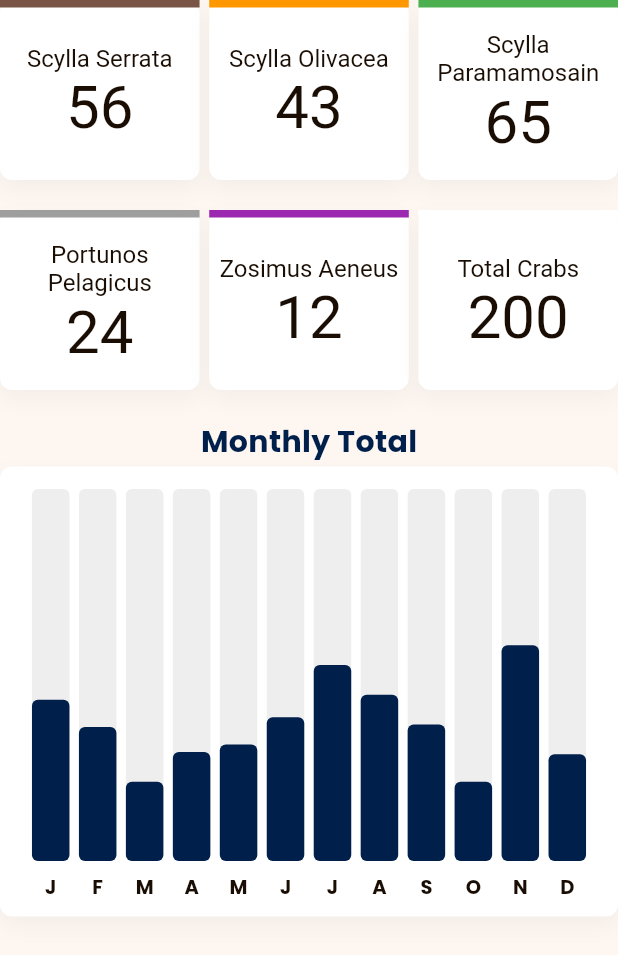
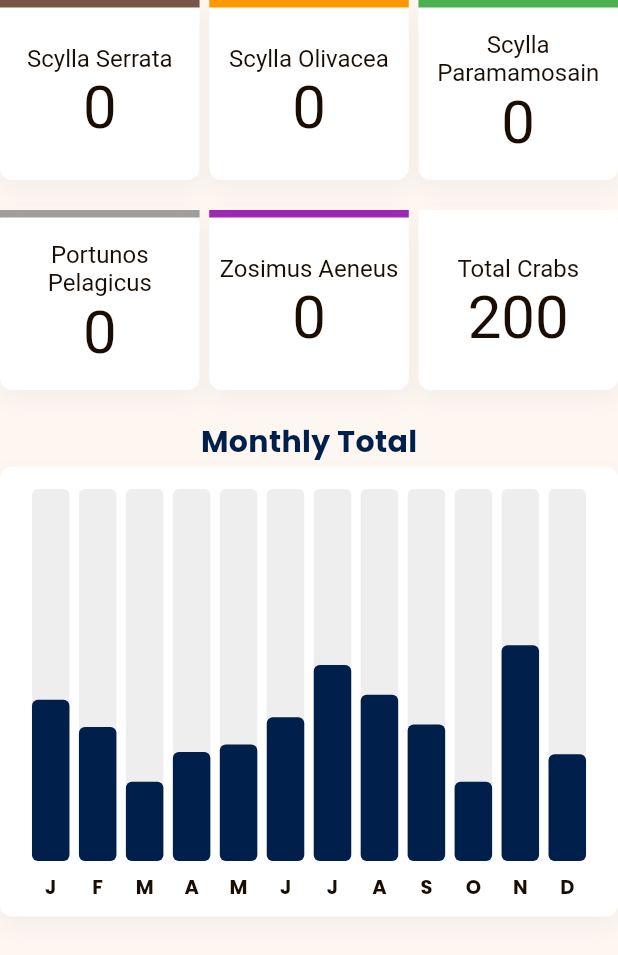
Before and after one commit to keannugran19/crabcheckweb, a Flutter app: the DashboardPageLargeScreen widget shown alone on an empty page, opened directly, on a phone screen of 412 x 824 dp. Shown: the top 955 px of the screen. Run offline on Flutter 3.47's test engine with Material 3 defaults, Android fonts, the phone set to English and light mode, and no system bars; drawn by our look-alikes of fl_chart; our stand-ins replace cloud_firestore, data_table_2, firebase_auth, firebase_core, get, google_fonts; accounts and stored records are empty.

Commit message:
ADD firebase integration and count will show to the Info Cards

```diff
--- a/lib/main.dart
+++ b/lib/main.dart
@@ -9,20 +9,15 @@ import 'package:firebase_core/firebase_core.dart';
 import 'package:flutter/material.dart';
 import 'package:get/get.dart';
 import 'package:google_fonts/google_fonts.dart';
+import 'package:firebase_core/firebase_core.dart';
+import 'firebase_options.dart';
 
 void main() async {
   WidgetsFlutterBinding.ensureInitialized();
 
   try {
     await Firebase.initializeApp(
-        options: const FirebaseOptions(
-            apiKey: "AIzaSyBlUkYyKAE5e4cSzEKOfvqCQ-7qkeq7fvE",
-            authDomain: "crabcheck-c8aea.firebaseapp.com",
-            projectId: "crabcheck-c8aea",
-            storageBucket: "crabcheck-c8aea.appspot.com",
-            messagingSenderId: "819593173831",
-            appId: "1:819593173831:web:95d808519e9ec6e1514a62",
-            measurementId: "G-T0JLWL3VV2"));
+        options: DefaultFirebaseOptions.currentPlatform);
   } catch (e) {
     print('Firebase initialization error: $e');
   }
--- a/lib/pages/dashboard/widgets/dashboard_card_large.dart
+++ b/lib/pages/dashboard/widgets/dashboard_card_large.dart
@@ -1,3 +1,4 @@
+import 'package:cloud_firestore/cloud_firestore.dart';
 import 'package:crabcheckweb1/constants/colors.dart';
 import 'package:crabcheckweb1/pages/dashboard/barGraph/bar_graph.dart';
 import 'package:crabcheckweb1/pages/dashboard/barGraph/bar_graph_lists.dart';
@@ -13,7 +14,45 @@ class DashboardPageLargeScreen extends StatefulWidget {
 }
 
 class _DashboardPageLargeScreenState extends State<DashboardPageLargeScreen> {
+  // call the database
+  final db = FirebaseFirestore.instance;
+  // count
+  int scyllaSerrataCount = 0;
+  int scyllaOlivaceaCount = 0;
+  int scyllaParamamosainCount = 0;
+  int portunosPelagicusCount = 0;
+  int zosimusAeneusCount = 0;
+
   String activeTitle = '';
+
+  @override
+  void initState() {
+    super.initState();
+    fetchAllCounts();
+  }
+
+  Future<void> fetchAllCounts() async {
+    final scyllaSerrataCount = await fetchCount('Scylla Serrata');
+    final scyllaOlivaceaCount = await fetchCount('Scylla Olivacea');
+    final scyllaParamamosainCount = await fetchCount('Scylla Paramamosain');
+    final portunosPelagicusCount = await fetchCount('Portunos Pelagicus');
+    final zosimusAeneusCount = await fetchCount('Zosimus Aeneus');
+
+    setState(() {
+      this.scyllaSerrataCount = scyllaSerrataCount;
+      this.scyllaOlivaceaCount = scyllaOlivaceaCount;
+      this.scyllaParamamosainCount = scyllaParamamosainCount;
+      this.portunosPelagicusCount = portunosPelagicusCount;
+      this.zosimusAeneusCount = zosimusAeneusCount;
+    });
+  }
+
+  Future<int> fetchCount(String species) async {
+    final crabRef = db.collection('crab');
+    final query = crabRef.where('species', isEqualTo: species);
+    final snapshot = await query.count().get();
+    return snapshot.count!;
+  }
 
   @override
   Widget build(BuildContext context) {
@@ -69,7 +108,7 @@ class _DashboardPageLargeScreenState extends State<DashboardPageLargeScreen> {
           children: [
             InfoCard(
               title: "Scylla Serrata",
-              value: "56",
+              value: scyllaSerrataCount.toString(),
               topColor: Colors.brown,
               isActive: activeTitle == "Scylla Serrata",
               onTap: () {
@@ -83,7 +122,7 @@ class _DashboardPageLargeScreenState extends State<DashboardPageLargeScreen> {
             ),
             InfoCard(
               title: "Scylla Olivacea",
-              value: "43",
+              value: scyllaOlivaceaCount.toString(),
               topColor: Colors.orange,
               isActive: activeTitle == "Scylla Olivacea",
               onTap: () {
@@ -97,7 +136,7 @@ class _DashboardPageLargeScreenState extends State<DashboardPageLargeScreen> {
             ),
             InfoCard(
               title: "Scylla Paramamosain",
-              value: "65",
+              value: scyllaParamamosainCount.toString(),
               topColor: Colors.green,
               isActive: activeTitle == "Scylla Paramamosain",
               onTap: () {
@@ -118,7 +157,7 @@ class _DashboardPageLargeScreenState extends State<DashboardPageLargeScreen> {
           children: [
             InfoCard(
               title: "Portunos Pelagicus",
-              value: "24",
+              value: portunosPelagicusCount.toString(),
               topColor: Colors.grey,
               isActive: activeTitle == "Portunos Pelagicus",
               onTap: () {
@@ -132,7 +171,7 @@ class _DashboardPageLargeScreenState extends State<DashboardPageLargeScreen> {
             ),
             InfoCard(
               title: "Zosimus Aeneus",
-              value: "12",
+              value: zosimusAeneusCount.toString(),
               topColor: Colors.purple,
               isActive: activeTitle == "Zosimus Aeneus",
               onTap: () {
```
